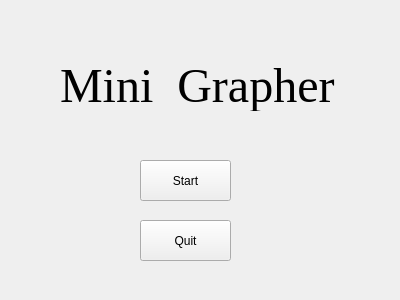
Qt form View/initial.ui (Qt-MVC-MVVM/MiniGrapher) before a commit.
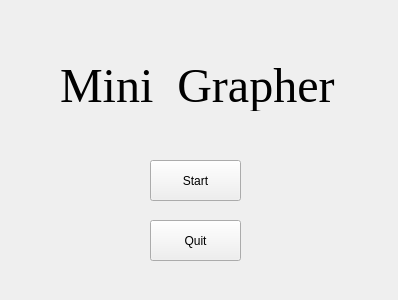
The same form after that commit.

Commit message: Change the default color and inital size

What changed in the file:
```diff
--- a/View/initial.ui
+++ b/View/initial.ui
@@ -6,7 +6,7 @@
    <rect>
     <x>0</x>
     <y>0</y>
-    <width>400</width>
+    <width>398</width>
     <height>300</height>
    </rect>
   </property>
@@ -16,7 +16,7 @@
   <widget class="QPushButton" name="StartButton">
    <property name="geometry">
     <rect>
-     <x>140</x>
+     <x>150</x>
      <y>160</y>
      <width>91</width>
      <height>41</height>
@@ -29,7 +29,7 @@
   <widget class="QPushButton" name="QuitButton">
    <property name="geometry">
     <rect>
-     <x>140</x>
+     <x>150</x>
      <y>220</y>
      <width>91</width>
      <height>41</height>
```
The commit also changes 1 other file.
